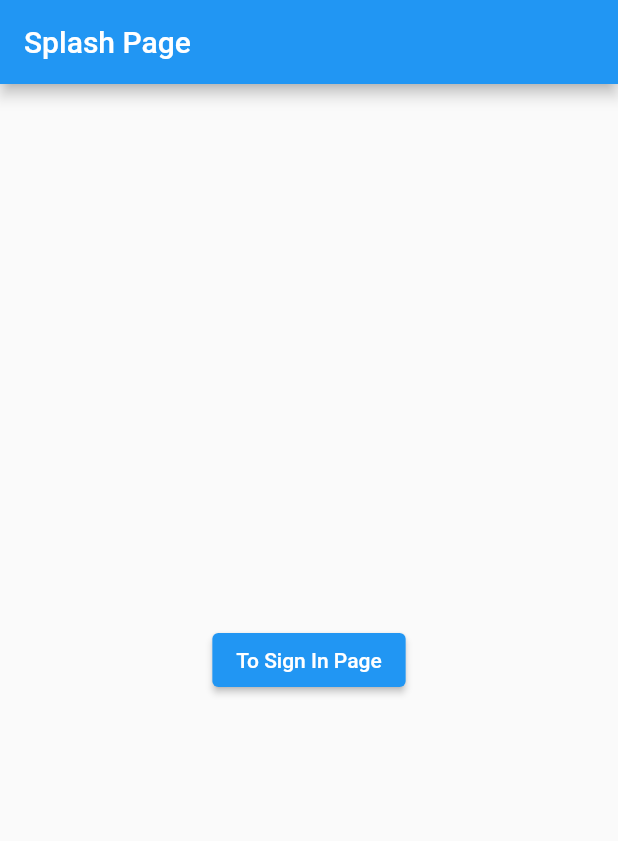
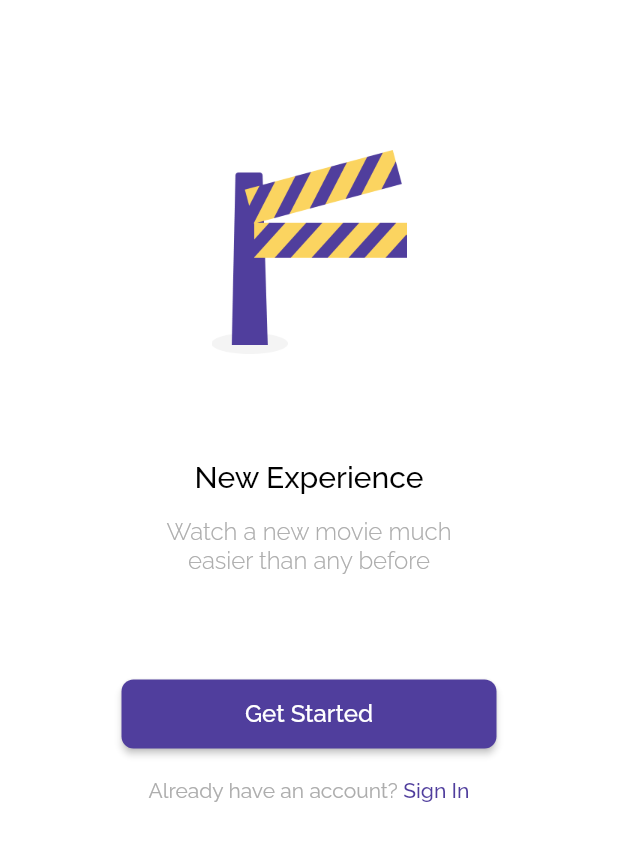
Before and after one commit to ferdy-adr/cinematix-app, a Flutter app: the screen it shows after launch, on a phone screen of 412 x 824 dp. Shown: the top 841 px of the screen. Run offline on Flutter 3.47's test engine with Material 2 defaults, Android fonts, the phone set to English and light mode, and no system bars; our stand-ins replace cloud_firestore, equatable, firebase_auth, firebase_core, flutter_bloc; accounts and stored records are empty.

Commit message:
style(page): Styling splash screen

```diff
--- a/lib/main.dart
+++ b/lib/main.dart
@@ -1,5 +1,4 @@
 import 'package:cinematix/bloc/blocs.dart';
-import 'package:cinematix/bloc/user_bloc.dart';
 import 'package:cinematix/services/services.dart';
 import 'package:cinematix/ui/pages/pages.dart';
 
--- a/lib/ui/pages/splash_page.dart
+++ b/lib/ui/pages/splash_page.dart
@@ -6,15 +6,89 @@ class SplashPage extends StatelessWidget {
   @override
   Widget build(BuildContext context) {
     return Scaffold(
-      appBar: AppBar(
-        title: const Text('Splash Page'),
-      ),
-      body: Center(
-        child: ElevatedButton(
-          onPressed: () async {
-            BlocProvider.of<PageBloc>(context).add(GoToSignInPage());
-          },
-          child: const Text('To Sign In Page'),
+      backgroundColor: whitebackgroundColor,
+      body: SafeArea(
+        child: Row(
+          mainAxisAlignment: MainAxisAlignment.center,
+          children: [
+            Expanded(
+              child: SingleChildScrollView(
+                child: Column(
+                  children: [
+                    const SizedBox(height: 100),
+                    const SizedBox(
+                      width: 130,
+                      height: 136,
+                      child: Image(
+                        image: AssetImage('assets/images/logo.png'),
+                      ),
+                    ),
+                    const SizedBox(height: 70),
+                    Text(
+                      'New Experience',
+                      textAlign: TextAlign.center,
+                      style: blackTextFont.copyWith(fontSize: 20),
+                    ),
+                    const SizedBox(height: 16),
+                    Text(
+                      'Watch a new movie much\neasier than any before',
+                      textAlign: TextAlign.center,
+                      style: greyTextFont.copyWith(
+                        fontSize: 16,
+                        fontWeight: FontWeight.w300,
+                      ),
+                    ),
+                    const SizedBox(height: 70),
+                    SizedBox(
+                      width: 250,
+                      height: 46,
+                      child: ElevatedButton(
+                        onPressed: () {},
+                        style: ElevatedButton.styleFrom(
+                          backgroundColor: mainColor,
+                          shape: RoundedRectangleBorder(
+                            borderRadius: BorderRadius.circular(8),
+                          ),
+                        ),
+                        child: Text(
+                          'Get Started',
+                          style: whiteTextFont.copyWith(
+                            fontSize: 16,
+                          ),
+                        ),
+                      ),
+                    ),
+                    const SizedBox(height: 20),
+                    Row(
+                      mainAxisAlignment: MainAxisAlignment.center,
+                      children: [
+                        Text(
+                          'Already have an account?',
+                          style: greyTextFont.copyWith(
+                            fontSize: 14,
+                            fontWeight: FontWeight.w400,
+                          ),
+                        ),
+                        GestureDetector(
+                          onTap: () {
+                            BlocProvider.of<PageBloc>(context)
+                                .add(GoToSignInPage());
+                          },
+                          child: Text(
+                            ' Sign In',
+                            style: purpleTextFont.copyWith(
+                              fontSize: 14,
+                            ),
+                          ),
+                        ),
+                      ],
+                    ),
+                    const SizedBox(height: 70),
+                  ],
+                ),
+              ),
+            ),
+          ],
         ),
       ),
     );
```
